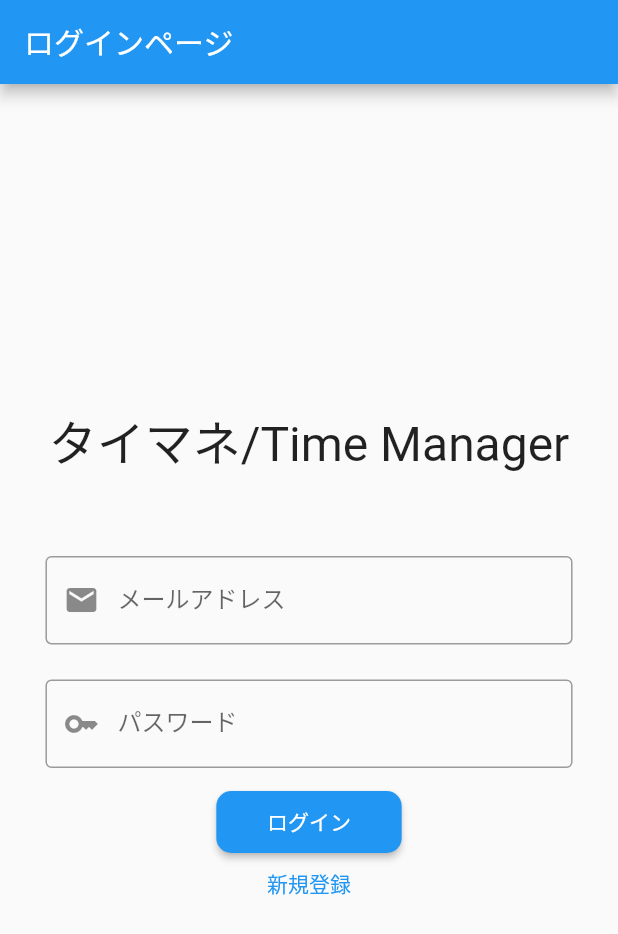
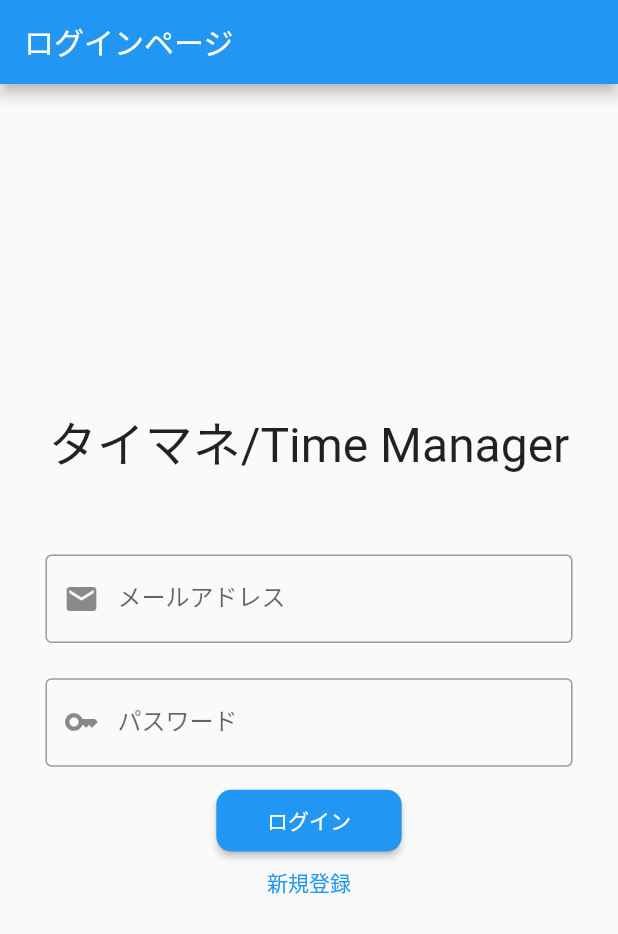
Before and after one commit to ko-he-i/taimane_timemanager, a Flutter app: the screen it shows after launch, on a phone screen of 412 x 824 dp. Shown: the top 934 px of the screen. Run offline on Flutter 3.47's test engine with Material 2 defaults, Android fonts, the phone set to English and light mode, and no system bars; our stand-ins replace cloud_firestore, firebase_auth, firebase_core, settings_ui; accounts and stored records are empty.

Commit message:
レイアウト微修正

```diff
--- a/lib/login_page.dart
+++ b/lib/login_page.dart
@@ -113,7 +113,7 @@
                 ),
               ),
             ),
-            const SizedBox(height: 10),
+            SizedBox(height: size.height * 0.01),
             SizedBox(
               width: size.width * 0.95,
               height: size.height * 0.1,
```
